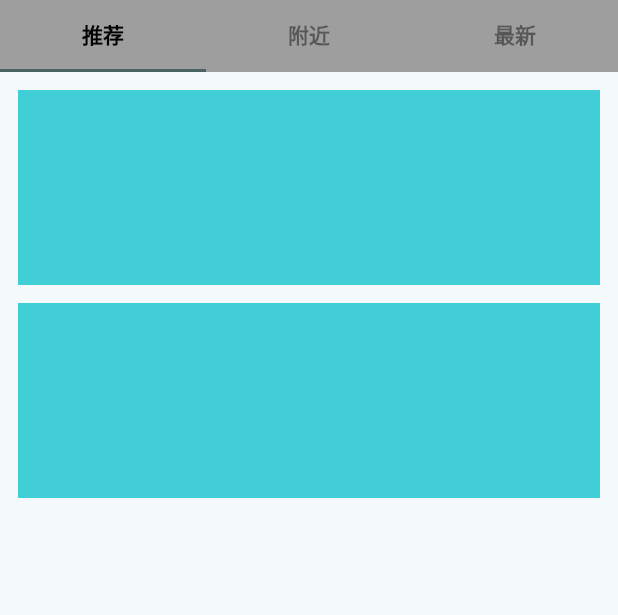
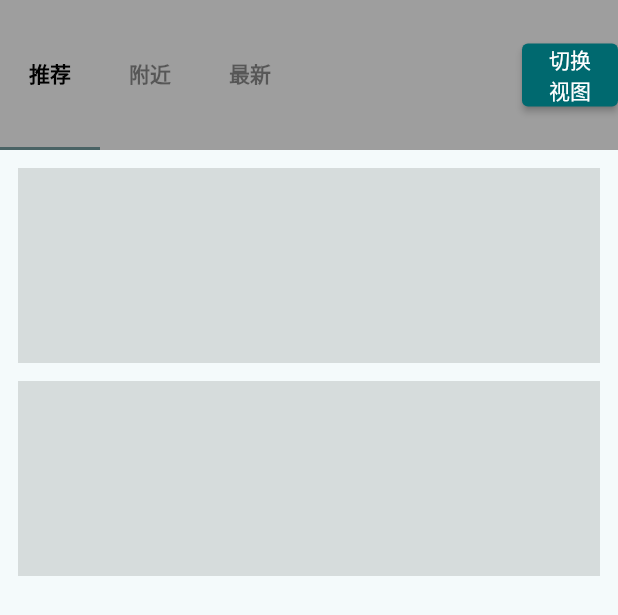
Before and after one commit to Imitater967/IndieTeamup-Client, a Flutter app: the LobbySubTabBar widget shown alone on an empty page, opened directly, on a phone screen of 412 x 824 dp. Shown: the top 615 px of the screen. Run offline on Flutter 3.47's test engine with Material 2 defaults, Android fonts, the phone set to English and light mode, and no system bars; our stand-ins replace flutter_markdown, hexcolor, intl_phone_number_input.

Commit message:
优化style

```diff
--- a/lib/widget/page/lobby/team/widget_lobby_content.dart
+++ b/lib/widget/page/lobby/team/widget_lobby_content.dart
@@ -1,4 +1,5 @@
 import 'package:flutter/cupertino.dart';
+import 'package:flutter/material.dart';
 
 import '../../../Constants.dart';
 
@@ -37,7 +38,7 @@ class _LobbyContentItemState extends State<_LobbyContentItem>{
       width: double.infinity,
       height: 130,
       margin: EdgeInsets.fromLTRB(12, 12, 12, 0),
-      color: Constants.mainColor,
+      color: Colors.black12,
     );
   }
 }
--- a/lib/widget/page/lobby/team/widget_lobby_sub_tabbar.dart
+++ b/lib/widget/page/lobby/team/widget_lobby_sub_tabbar.dart
@@ -30,6 +30,11 @@ class _LobbySubTabBarState extends State<LobbySubTabBar>
     return Column(
       children: [Container(
         color: Colors.grey,
+        child: Row(
+          children: [
+            Container(
+              height: 100,
+              width: 200,
               child: TabBar(
                 controller: _subController,
                 tabs: [
@@ -48,6 +53,11 @@ class _LobbySubTabBarState extends State<LobbySubTabBar>
                 unselectedLabelColor: Colors.black45,
               ),
             ),
+            Spacer(),
+            ElevatedButton(onPressed: (){}, child: Text("切换\n视图")),
+          ],
+        ),
+      ),
       Expanded(child: TabBarView(controller: _subController,children: [LobbyContent(),LobbyContent(),LobbyContent()],)),
 
       ]
```
Also changed, not shown: lib/widget/page/lobby/team/page_LobbyTeamOverview.dart (+12 -0 lines). Lines whose indentation alone changed are shown as unchanged.
